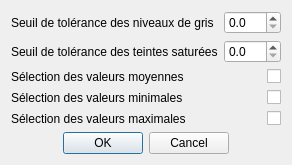
Before: the Qt Designer form interfaces/FenetreParametresRecherche.ui in lovehina13/NumerisationDeCourbes, drawn with Qt 5.
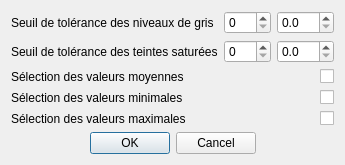
After: the same form once the commit is applied.

Commit message: Implémentation des classes Image, ParametresConversion, ParametresRecherche, FenetreParametresConversion et FenetreParametresRecherche et des éléments Outils (non terminés).

The edit to the form file:
```diff
--- a/interfaces/FenetreParametresRecherche.ui
+++ b/interfaces/FenetreParametresRecherche.ui
@@ -6,7 +6,7 @@
    <rect>
     <x>0</x>
     <y>0</y>
-    <width>263</width>
+    <width>312</width>
     <height>150</height>
    </rect>
   </property>
@@ -22,7 +22,14 @@
     </widget>
    </item>
    <item row="0" column="1">
-    <widget class="QDoubleSpinBox" name="doubleSpinBoxSeuilToleranceNiveauxDeGris">
+    <widget class="QSpinBox" name="spinBoxSeuilToleranceNiveauxDeGris">
+     <property name="maximum">
+      <number>100</number>
+     </property>
+    </widget>
+   </item>
+   <item row="0" column="2">
+    <widget class="QDoubleSpinBox" name="doubleSpinBoxSeuilToleranceNiveauxDeGrisFacteur">
      <property name="decimals">
       <number>1</number>
      </property>
@@ -36,7 +43,14 @@
     </widget>
    </item>
    <item row="1" column="1">
-    <widget class="QDoubleSpinBox" name="doubleSpinBoxSeuilToleranceTeintesSaturees">
+    <widget class="QSpinBox" name="spinBoxSeuilToleranceTeintesSaturees">
+     <property name="maximum">
+      <number>100</number>
+     </property>
+    </widget>
+   </item>
+   <item row="1" column="2">
+    <widget class="QDoubleSpinBox" name="doubleSpinBoxSeuilToleranceTeintesSatureesFacteur">
      <property name="decimals">
       <number>1</number>
      </property>
@@ -49,7 +63,7 @@
      </property>
     </widget>
    </item>
-   <item row="2" column="1">
+   <item row="2" column="1" colspan="2">
     <widget class="QCheckBox" name="checkBoxSelectionValeursMoyennes">
      <property name="layoutDirection">
       <enum>Qt::RightToLeft</enum>
@@ -63,7 +77,7 @@
      </property>
     </widget>
    </item>
-   <item row="3" column="1">
+   <item row="3" column="1" colspan="2">
     <widget class="QCheckBox" name="checkBoxSelectionValeursMinimales">
      <property name="layoutDirection">
       <enum>Qt::RightToLeft</enum>
@@ -77,14 +91,14 @@
      </property>
     </widget>
    </item>
-   <item row="4" column="1">
+   <item row="4" column="1" colspan="2">
     <widget class="QCheckBox" name="checkBoxSelectionValeursMaximales">
      <property name="layoutDirection">
       <enum>Qt::RightToLeft</enum>
      </property>
     </widget>
    </item>
-   <item row="5" column="0" colspan="2">
+   <item row="5" column="0" colspan="3">
     <widget class="QDialogButtonBox" name="buttonBox">
      <property name="standardButtons">
       <set>QDialogButtonBox::Cancel|QDialogButtonBox::Ok</set>
```
The commit also changes 9 other files.
